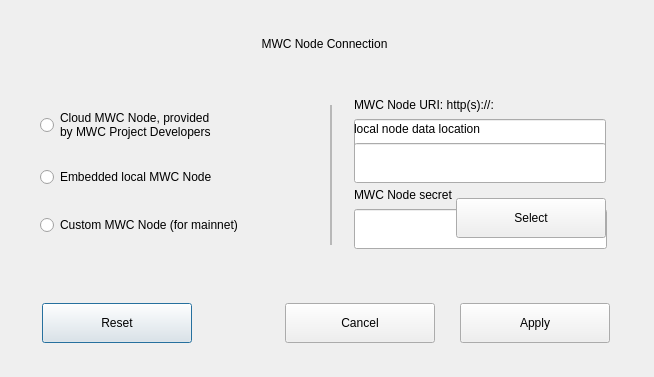
The window that dialogs_desktop/u_changenode.ui (0xkobe/mwc-wallet) describes before a commit, drawn with Qt 5.
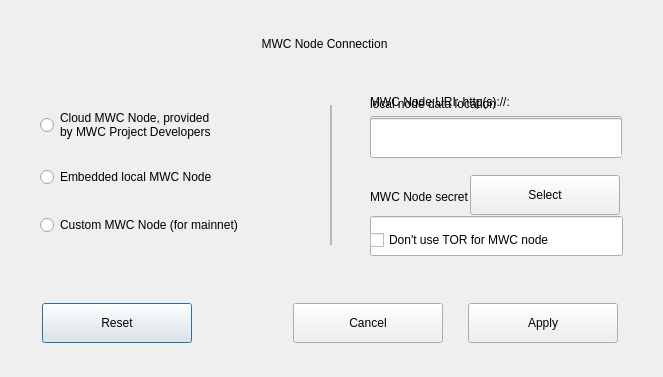
The same window after the commit. Custom widgets are drawn as their Qt base class.

Diff of the .ui file:
```diff
--- a/dialogs_desktop/u_changenode.ui
+++ b/dialogs_desktop/u_changenode.ui
@@ -6,7 +6,7 @@
    <rect>
     <x>0</x>
     <y>0</y>
-    <width>654</width>
+    <width>663</width>
     <height>377</height>
    </rect>
   </property>
@@ -18,7 +18,7 @@
   </property>
   <property name="maximumSize">
    <size>
-    <width>654</width>
+    <width>1654</width>
     <height>377</height>
    </size>
   </property>
@@ -139,10 +139,10 @@
   <widget class="QWidget" name="customNodeWnd" native="true">
    <property name="geometry">
     <rect>
-     <x>354</x>
-     <y>93</y>
+     <x>370</x>
+     <y>90</y>
      <width>253</width>
-     <height>163</height>
+     <height>176</height>
     </rect>
    </property>
    <widget class="QWidget" name="layoutWidget1">
@@ -204,7 +204,7 @@
       <x>0</x>
       <y>93</y>
       <width>253</width>
-      <height>63</height>
+      <height>78</height>
      </rect>
     </property>
     <layout class="QVBoxLayout" name="verticalLayout">
@@ -257,7 +257,7 @@
     <rect>
      <x>42</x>
      <y>303</y>
-     <width>568</width>
+     <width>576</width>
      <height>40</height>
     </rect>
    </property>
@@ -340,17 +340,17 @@
   <widget class="QWidget" name="embeddedNodeWnd" native="true">
    <property name="geometry">
     <rect>
-     <x>354</x>
-     <y>93</y>
-     <width>253</width>
-     <height>163</height>
+     <x>370</x>
+     <y>95</y>
+     <width>251</width>
+     <height>166</height>
     </rect>
    </property>
    <widget class="QWidget" name="layoutWidget1_3">
     <property name="geometry">
      <rect>
       <x>0</x>
-      <y>27</y>
+      <y>0</y>
       <width>252</width>
       <height>63</height>
      </rect>
@@ -402,8 +402,8 @@
    <widget class="control::MwcPushButtonNormal" name="selectNodeDataLocationBtn">
     <property name="geometry">
      <rect>
-      <x>102</x>
-      <y>105</y>
+      <x>100</x>
+      <y>80</y>
       <width>150</width>
       <height>40</height>
      </rect>
@@ -424,6 +424,19 @@
      <string>Select</string>
     </property>
    </widget>
+   <widget class="QCheckBox" name="noTorCheck">
+    <property name="geometry">
+     <rect>
+      <x>0</x>
+      <y>135</y>
+      <width>246</width>
+      <height>20</height>
+     </rect>
+    </property>
+    <property name="text">
+     <string>Don't use TOR for MWC node</string>
+    </property>
+   </widget>
   </widget>
  </widget>
  <customwidgets>
@@ -432,6 +445,11 @@
    <extends>QPushButton</extends>
    <header>control_desktop/MwcPushButton.h</header>
   </customwidget>
+  <customwidget>
+   <class>control::MwcLabelLarge</class>
+   <extends>QLabel</extends>
+   <header>control_desktop/MwcLabel.h</header>
+  </customwidget>
   <customwidget>
    <class>control::MwcLineEditNormal</class>
    <extends>QLineEdit</extends>
@@ -442,11 +460,6 @@
    <extends>QLabel</extends>
    <header>control_desktop/MwcLabel.h</header>
   </customwidget>
-  <customwidget>
-   <class>control::MwcLabelLarge</class>
-   <extends>QLabel</extends>
-   <header>control_desktop/MwcLabel.h</header>
-  </customwidget>
   <customwidget>
    <class>control::MwcLine</class>
    <extends>QFrame</extends>
```
